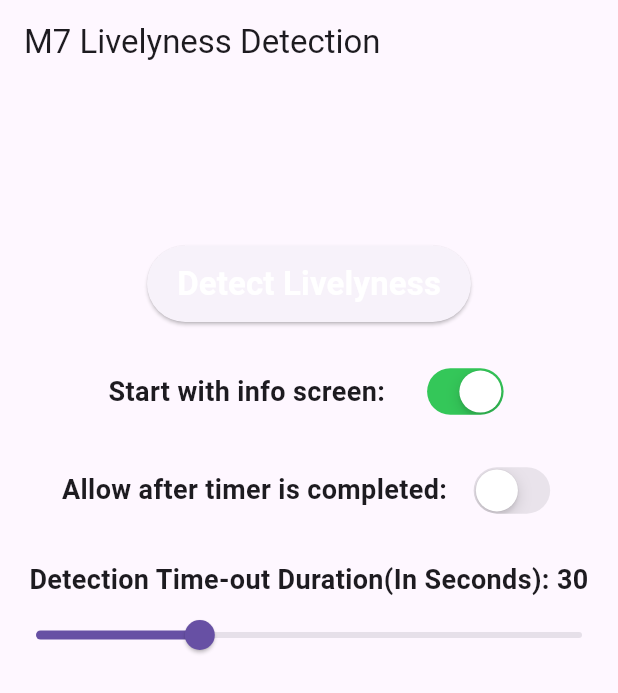
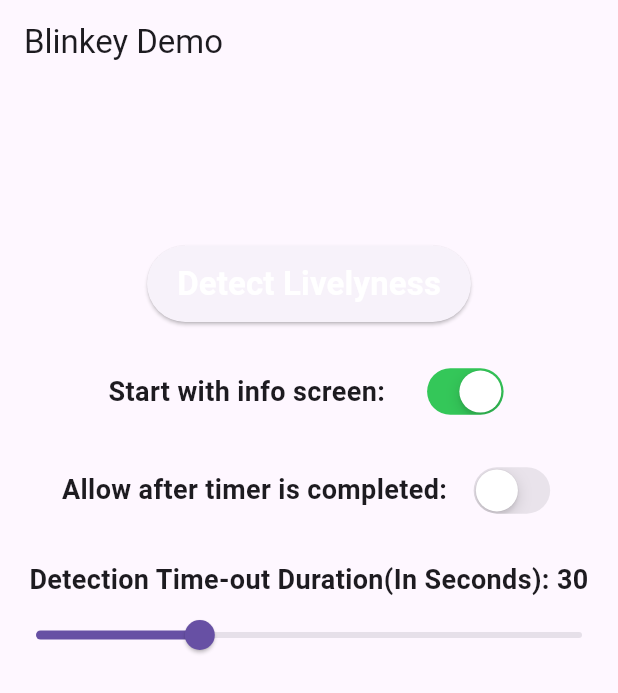
Before and after one commit to DeltaTheM2/blinkey, a Flutter app: the screen it shows after launch, on a phone screen of 412 x 824 dp. Shown: the top 693 px of the screen. Run offline on Flutter 3.47's test engine with Material 3 defaults, Android fonts, the phone set to English and light mode, and no system bars; missing offline and left inert: eyeblinkdetectface; statements that could not run were skipped.

Commit message:
working example page

```diff
--- a/lib/exampleScreen.dart
+++ b/lib/exampleScreen.dart
@@ -173,7 +173,7 @@ class _M7ExpampleScreenState extends State<M7ExpampleScreen> {
   AppBar _buildAppBar() {
     return AppBar(
       title: const Text(
-        "M7 Livelyness Detection",
+        "Blinkey Demo",
       ),
     );
   }
```
